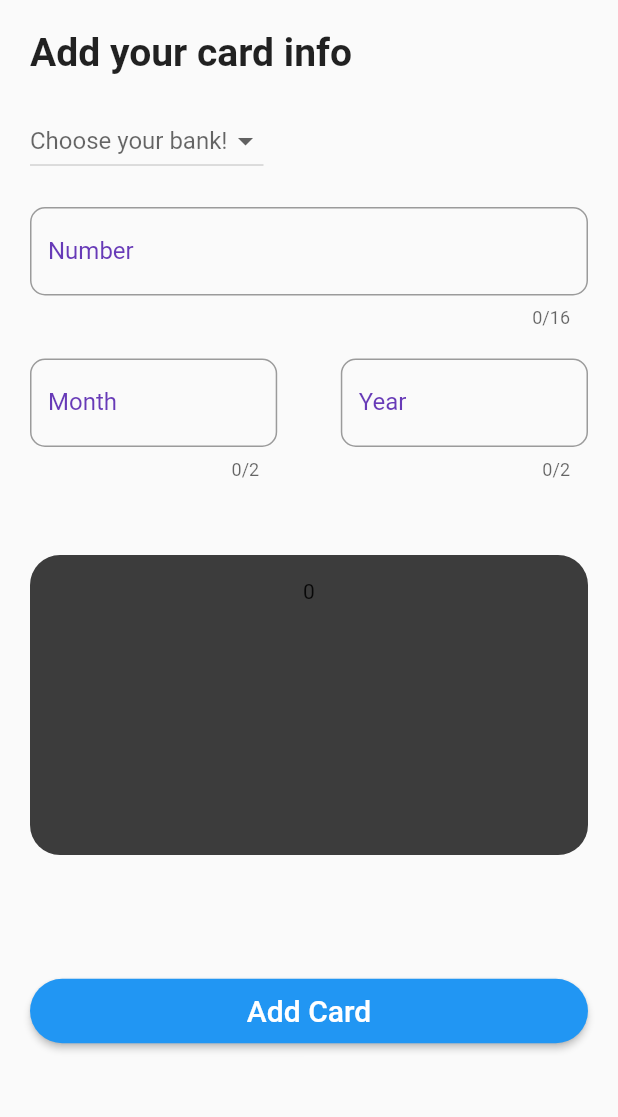
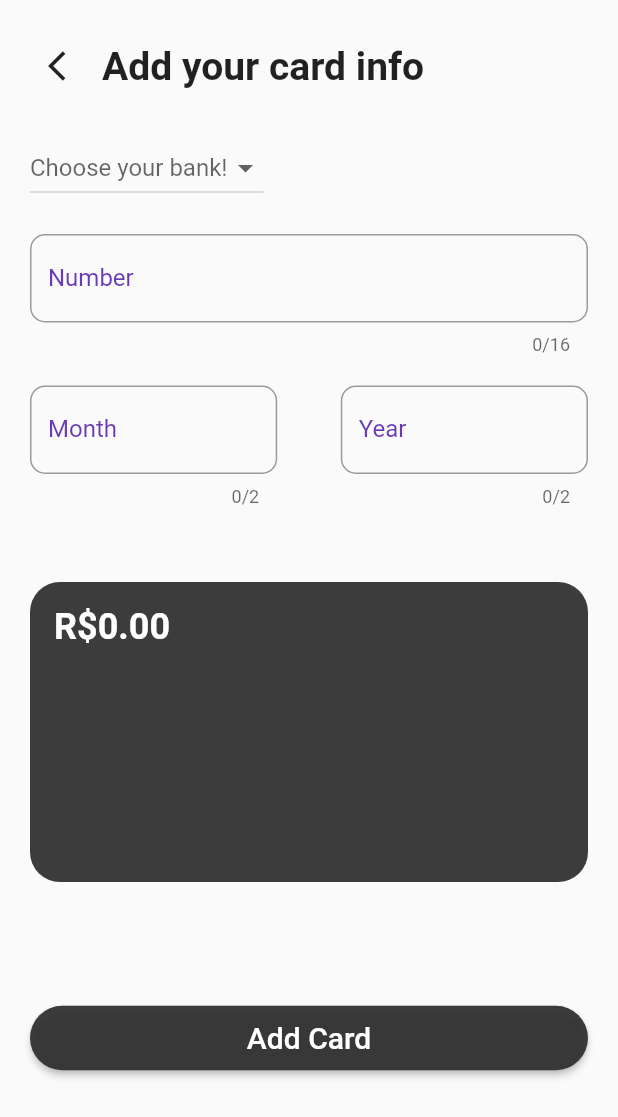
Before and after one commit to BerPGR/flutter-mybank-app, a Flutter app: the CardCreatorPage screen opened directly, on a phone screen of 412 x 824 dp. Shown: the top 1117 px of the screen. Run offline on Flutter 3.47's test engine with Material 2 defaults, Android fonts, the phone set to English and light mode, and no system bars.

Commit message:
Added styles and rules for card creator

```diff
--- a/lib/model/card.dart
+++ b/lib/model/bank_card.dart
@@ -1,20 +1,19 @@
 // ignore_for_file: public_member_api_docs, sort_constructors_first
-class Card {
-  final String type;
-  final int cardNumber;
+class BankCard {
+  final String cardNumber;
   final String flag;
   final double balance;
   final int expiryMonth;
   final int expiryYear;
+  final color;
 
-  Card(
-      {required this.type,
-      required this.cardNumber,
+  BankCard(
+      {required this.cardNumber,
       required this.flag,
       this.balance = 0.0,
       required this.expiryMonth,
       required this.expiryYear,
-      final color});
+      required this.color});
 }
 
-List<Card> cards = [];
+List<BankCard> cards = [];
--- a/lib/pages/card_creator_page.dart
+++ b/lib/pages/card_creator_page.dart
@@ -1,5 +1,5 @@
 import 'package:flutter/material.dart';
-import 'package:mybank/model/card.dart';
+import 'package:mybank/model/bank_card.dart';
 import 'package:mybank/widgets/create_card_widget.dart';
 
 class CardCreatorPage extends StatefulWidget {
@@ -10,6 +10,14 @@ class CardCreatorPage extends StatefulWidget {
 }
 
 class _CardCreatorPageState extends State<CardCreatorPage> {
+  String flagImagePath = '';
+  String _banco = '';
+  Color cardColor = Color(0xFF0303030);
+
+  TextEditingController _numberController = TextEditingController();
+  TextEditingController _monthController = TextEditingController();
+  TextEditingController _yearController = TextEditingController();
+
   List<String> _bancos = [
     'Caixa',
     'Bradesco',
@@ -18,11 +26,6 @@ class _CardCreatorPageState extends State<CardCreatorPage> {
     'NuBank',
     'Inter'
   ];
-  String _banco = '';
-  Color cardColor = Color(0xFF0303030);
-  TextEditingController _numberController = TextEditingController();
-  TextEditingController _monthController = TextEditingController();
-  TextEditingController _yearController = TextEditingController();
 
   Color setCardColor(String banco) {
     Color color;
@@ -58,9 +61,18 @@ class _CardCreatorPageState extends State<CardCreatorPage> {
               children: [
                 Padding(
                   padding: const EdgeInsets.symmetric(vertical: 20),
-                  child: Text(
-                    'Add your card info',
-                    style: TextStyle(fontSize: 26, fontWeight: FontWeight.bold),
+                  child: Row(
+                    children: [
+                      IconButton(
+                        onPressed: Navigator.of(context).pop,
+                        icon: Icon(Icons.arrow_back_ios),
+                      ),
+                      Text(
+                        'Add your card info',
+                        style: TextStyle(
+                            fontSize: 26, fontWeight: FontWeight.bold),
+                      ),
+                    ],
                   ),
                 ),
                 DropdownButton<String>(
@@ -86,6 +98,20 @@ class _CardCreatorPageState extends State<CardCreatorPage> {
                   height: 20,
                 ),
                 TextField(
+                  onChanged: (value) {
+                    if (value.length == 16) {
+                      if (value.substring(0, 1) == '4') {
+                        setState(() {
+                          flagImagePath = 'assets/images/visa.png';
+                        });
+                      } else if (int.parse(value.substring(0, 2)) > 50 &&
+                          int.parse(value.substring(0, 2)) < 56) {
+                        setState(() {
+                          flagImagePath = 'assets/images/mastercard.png';
+                        });
+                      }
+                    }
+                  },
                   controller: _numberController,
                   keyboardType: TextInputType.number,
                   maxLength: 16,
@@ -157,11 +183,12 @@ class _CardCreatorPageState extends State<CardCreatorPage> {
                   height: 50,
                 ),
                 CreateCardWidget(
+                  flagImagePath: flagImagePath,
                   cardColor: cardColor,
                   banco: _banco,
                   cardNumber: _numberController.text.isNotEmpty
-                      ? int.parse(_numberController.text)
-                      : 0,
+                      ? _numberController.text
+                      : '',
                   expiryMonth: _monthController.text.isNotEmpty
                       ? int.parse(_monthController.text)
                       : 0,
--- a/lib/widgets/create_card_widget.dart
+++ b/lib/widgets/create_card_widget.dart
@@ -1,27 +1,31 @@
 // ignore_for_file: public_member_api_docs, sort_constructors_first
 import 'package:flutter/material.dart';
+import 'package:mybank/model/bank_card.dart';
 
 class CreateCardWidget extends StatefulWidget {
   final cardColor;
   final String banco;
   final int expiryMonth;
   final int expiryYear;
-  final int cardNumber;
+  final String cardNumber;
+  final String flagImagePath;
 
-  const CreateCardWidget({
-    Key? key,
-    required this.cardColor,
-    required this.banco,
-    required this.expiryMonth,
-    required this.expiryYear,
-    required this.cardNumber,
-  }) : super(key: key);
+  const CreateCardWidget(
+      {Key? key,
+      required this.banco,
+      required this.expiryMonth,
+      required this.expiryYear,
+      required this.cardNumber,
+      required this.flagImagePath,
+      required this.cardColor})
+      : super(key: key);
 
   @override
   State<CreateCardWidget> createState() => _CreateCardWidgetState();
 }
 
 class _CreateCardWidgetState extends State<CreateCardWidget> {
+  double saldo = 0;
   @override
   Widget build(BuildContext context) {
     return Column(
@@ -37,7 +41,54 @@ class _CreateCardWidgetState extends State<CreateCardWidget> {
               ),
               height: 200,
               width: MediaQuery.of(context).size.width,
-              child: Column(children: [Text('${widget.cardNumber}')]),
+              child: Column(
+                crossAxisAlignment: CrossAxisAlignment.start,
+                children: [
+                  Row(
+                    mainAxisAlignment: MainAxisAlignment.spaceBetween,
+                    children: [
+                      Text(
+                        'R\$${saldo.toStringAsFixed(2)}',
+                        style: TextStyle(
+                            color: Colors.white,
+                            fontSize: 24,
+                            fontWeight: FontWeight.bold),
+                      ),
+                      if (widget.flagImagePath.isNotEmpty)
+                        Image.asset(
+                          widget.flagImagePath,
+                          height: 50,
+                          fit: BoxFit.contain,
+                        )
+                    ],
+                  ),
+                  SizedBox(
+                    height: 60,
+                  ),
+                  if (widget.cardNumber.length == 16)
+                    Text(
+                      '${widget.cardNumber.substring(0, 4)} ' +
+                          '${widget.cardNumber.substring(4, 8)} ' +
+                          '${widget.cardNumber.substring(8, 12)} ' +
+                          '${widget.cardNumber.substring(12, 16)}',
+                      style: TextStyle(
+                          color: Colors.white,
+                          fontSize: 24,
+                          fontWeight: FontWeight.bold),
+                    ),
+                  if (widget.expiryMonth > 0 && widget.expiryYear > 0)
+                    Padding(
+                      padding: const EdgeInsets.only(top: 10),
+                      child: Text(
+                        '${widget.expiryMonth}/' + '${widget.expiryYear}',
+                        style: TextStyle(
+                            color: Colors.white,
+                            fontSize: 14,
+                            fontWeight: FontWeight.bold),
+                      ),
+                    )
+                ],
+              ),
             ),
           ],
         ),
@@ -45,12 +96,21 @@ class _CreateCardWidgetState extends State<CreateCardWidget> {
         Align(
           alignment: Alignment.center,
           child: ElevatedButton(
-            onPressed: () {},
+            onPressed: () {
+              cards.add(BankCard(
+                  color: widget.cardColor,
+                  cardNumber: widget.cardNumber,
+                  flag: widget.flagImagePath,
+                  expiryMonth: widget.expiryMonth,
+                  expiryYear: widget.expiryYear));
+              Navigator.of(context).pop();
+            },
             child: Text(
               'Add Card',
               style: TextStyle(fontSize: 20),
             ),
             style: ElevatedButton.styleFrom(
+                backgroundColor: widget.cardColor,
                 elevation: 2,
                 fixedSize: Size.fromWidth(MediaQuery.of(context).size.width),
                 shape: RoundedRectangleBorder(
```
